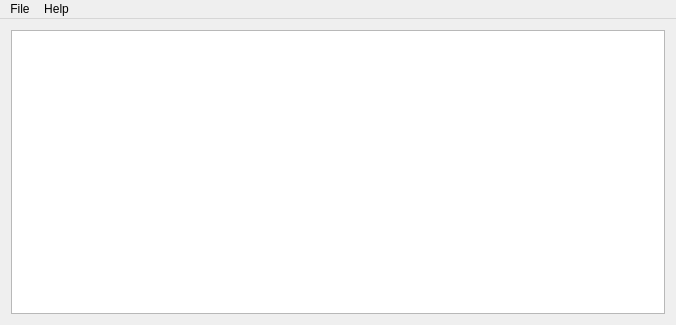
albar965/littlenavconnect, file mainwindow.ui: the form before one commit.
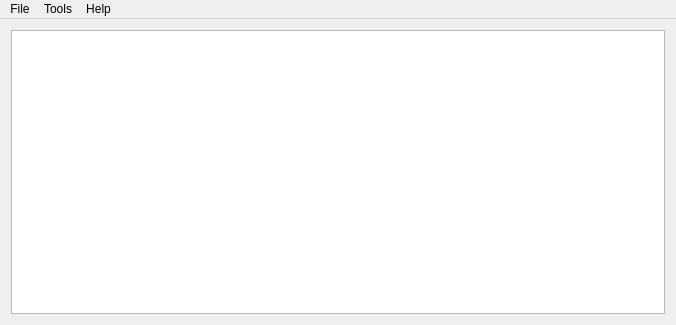
The form after the commit. Icons and pictures are not drawn.

Diff of the .ui file:
```diff
--- a/mainwindow.ui
+++ b/mainwindow.ui
@@ -47,7 +47,14 @@
     <addaction name="actionAbout"/>
     <addaction name="actionAboutQt"/>
    </widget>
+   <widget class="QMenu" name="menuTools">
+    <property name="title">
+     <string>Tools</string>
+    </property>
+    <addaction name="actionResetMessages"/>
+   </widget>
    <addaction name="menuFile"/>
+   <addaction name="menuTools"/>
    <addaction name="menuHelp"/>
   </widget>
   <action name="actionQuit">
```
Left out of the diff: 5 changed lines with no effect on the pictures.
